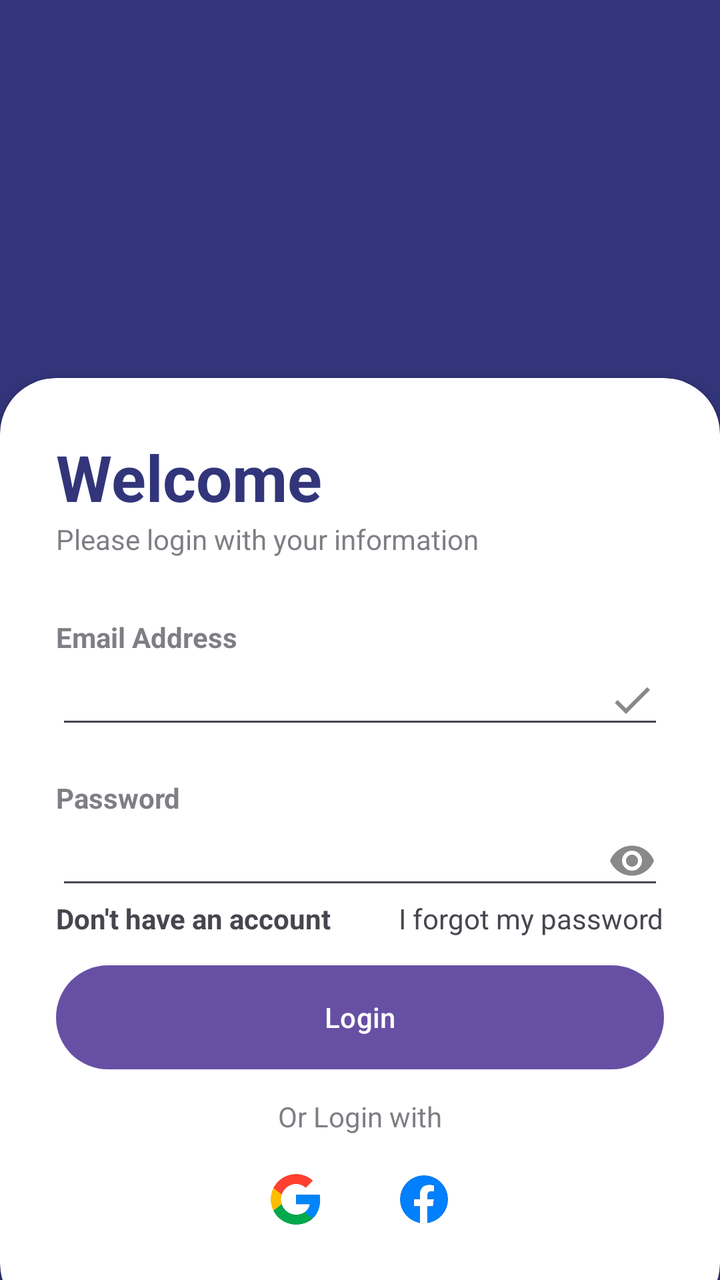
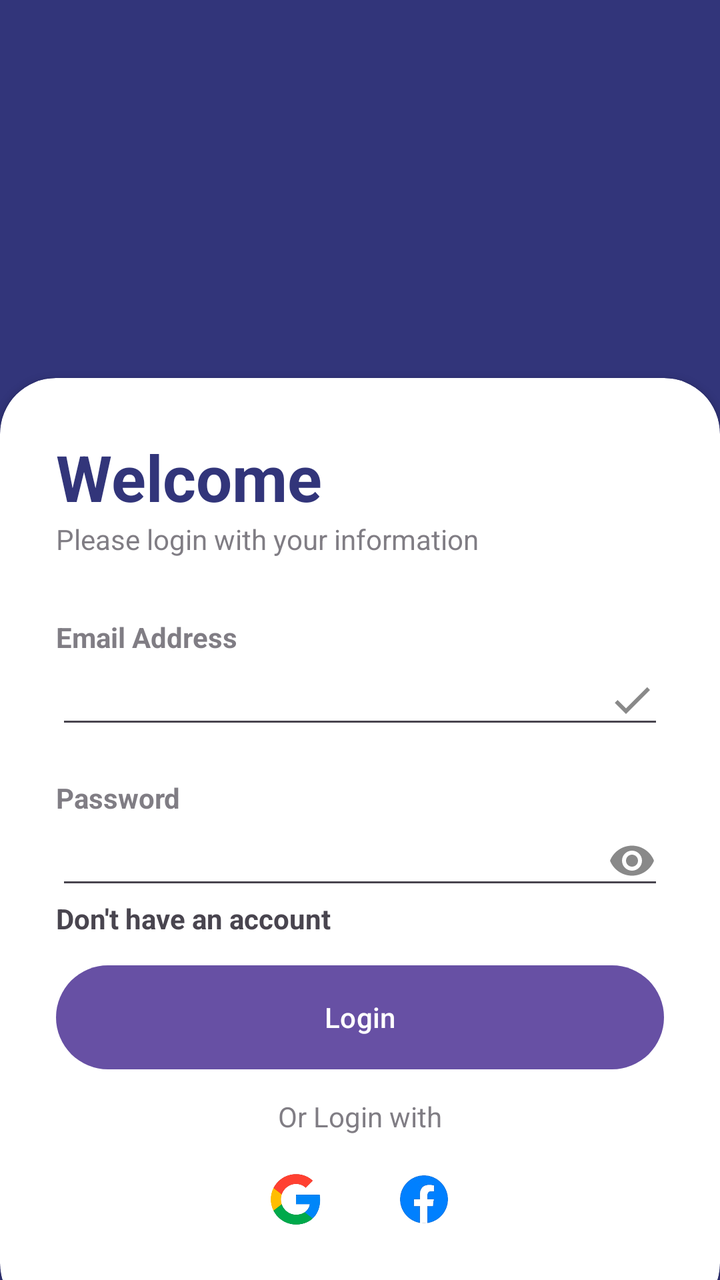

The first picture is an Android layout as it rendered before a commit; the second is the same layout after the commit. The layout source and the unified diff follow.
<!-- AndroidManifest.xml: application theme Theme.PurrfectMatchMobileApp -->
<!-- res/layout/activity_login.xml -->
<?xml version="1.0" encoding="utf-8"?>
<RelativeLayout xmlns:android="http://schemas.android.com/apk/res/android"
    xmlns:app="http://schemas.android.com/apk/res-auto"
    xmlns:tools="http://schemas.android.com/tools"
    android:id="@+id/main"
    android:layout_width="match_parent"
    android:layout_height="match_parent"
    tools:context=".LoginActivity">
    <RelativeLayout
        android:layout_width="match_parent"
        android:layout_height="match_parent"
        android:background="@color/dark_blue"/>
    <androidx.cardview.widget.CardView
        android:layout_width="match_parent"
        android:layout_height="wrap_content"
        android:layout_alignParentBottom="true"
        app:cardCornerRadius="28dp"
        android:layout_marginBottom="-20dp">
        <LinearLayout
            android:layout_width="match_parent"
            android:layout_height="wrap_content"
            android:orientation="vertical"
            android:padding="28dp">
            <TextView
                android:layout_width="wrap_content"
                android:layout_height="wrap_content"
                android:text="@string/welcomeLogin"
                android:textColor="@color/dark_blue"
                android:textSize="32sp"
                android:textStyle="bold"/>

            <TextView
                android:layout_width="wrap_content"
                android:layout_height="wrap_content"
                android:text="@string/textLogin"
                android:alpha="0.7" />
            <View
                android:layout_width="wrap_content"
                android:layout_height="30dp"/>
            <TextView
                android:layout_width="wrap_content"
                android:layout_height="wrap_content"
                android:text="@string/email_addressLogin"
                android:alpha="0.7"
                android:textStyle="bold"/>

            <EditText
                android:id="@+id/txtEmailLogin"
                android:layout_width="match_parent"
                android:layout_height="wrap_content"
                android:drawableEnd="@drawable/done_icon"
                android:inputType="textEmailAddress" />
            <View
                android:layout_width="wrap_content"
                android:layout_height="20dp"/>
            <TextView
                android:layout_width="wrap_content"
                android:layout_height="wrap_content"
                android:text="@string/passwordLogin"
                android:alpha="0.7"
                android:textStyle="bold"/>

            <EditText
                android:id="@+id/txtPasswordLogin"
                android:layout_width="match_parent"
                android:layout_height="wrap_content"
                android:drawableEnd="@drawable/password_icon"
                android:inputType="textPassword" />
            <RelativeLayout
                android:layout_width="match_parent"
                android:layout_height="wrap_content">

                <TextView
                    android:id="@+id/tvDntHvAcc"
                    android:layout_width="wrap_content"
                    android:layout_height="wrap_content"
                    android:text="@string/don_t_have_an_accountLogin"
                    android:textStyle="bold" />

                <TextView
                    android:layout_width="wrap_content"
                    android:layout_height="wrap_content"
                    android:text="@string/i_forgot_my_passwordLogin"
                    android:layout_alignParentEnd="true"
                    android:layout_centerVertical="true"/>
            </RelativeLayout>
            <View
                android:layout_width="wrap_content"
                android:layout_height="10dp"/>

            <com.google.android.material.button.MaterialButton
                android:id="@+id/btnLogin"
                android:layout_width="match_parent"
                android:layout_height="60dp"
                android:text="@string/loginbtnTextLogin"
                app:cornerRadius="32dp" />
            <View
                android:layout_width="wrap_content"
                android:layout_height="10dp"/>
            <TextView
                android:layout_width="wrap_content"
                android:layout_height="wrap_content"
                android:text="@string/or_login_withLogin"
                android:layout_gravity="center"
                android:alpha="0.7"/>
            <LinearLayout
                android:layout_width="match_parent"
                android:layout_height="wrap_content"
                android:orientation="horizontal"
                android:gravity="center">

                <ImageView
                    android:id="@+id/ivGoogleLogin"
                    android:layout_width="40dp"
                    android:layout_height="40dp"
                    android:layout_margin="12dp"
                    android:background="@drawable/google" />

                <ImageView
                    android:id="@+id/ivFacebookLogin"
                    android:layout_width="40dp"
                    android:layout_height="40dp"
                    android:layout_margin="12dp"
                    android:background="@drawable/facebook" />
            </LinearLayout>
        </LinearLayout>

    </androidx.cardview.widget.CardView>


</RelativeLayout>
<!-- resources referenced by this layout -->
<resources>
  <color name="dark_blue">#32357a</color>
  <!-- drawable done_icon (drawable) -->
  <vector xmlns:android="http://schemas.android.com/apk/res/android" android:height="24dp" android:tint="#898989" android:viewportHeight="24" android:viewportWidth="24" android:width="24dp">
        
      <path android:fillColor="@android:color/white" android:pathData="M9,16.2L4.8,12l-1.4,1.4L9,19 21,7l-1.4,-1.4L9,16.2z"/>
      
  </vector>
  <!-- drawable facebook: png bitmap (drawable, 17793 bytes) -->
  <!-- drawable google: png bitmap (drawable, 28091 bytes) -->
  <!-- drawable password_icon (drawable) -->
  <vector xmlns:android="http://schemas.android.com/apk/res/android" android:height="24dp" android:tint="#898989" android:viewportHeight="24" android:viewportWidth="24" android:width="24dp">
        
      <path android:fillColor="@android:color/white" android:pathData="M12,4.5C7,4.5 2.73,7.61 1,12c1.73,4.39 6,7.5 11,7.5s9.27,-3.11 11,-7.5c-1.73,-4.39 -6,-7.5 -11,-7.5zM12,17c-2.76,0 -5,-2.24 -5,-5s2.24,-5 5,-5 5,2.24 5,5 -2.24,5 -5,5zM12,9c-1.66,0 -3,1.34 -3,3s1.34,3 3,3 3,-1.34 3,-3 -1.34,-3 -3,-3z"/>
      
  </vector>
  <string name="don_t_have_an_accountLogin">Don\'t have an account</string>
  <string name="email_addressLogin">Email Address</string>
  <string name="i_forgot_my_passwordLogin">I forgot my password</string>
  <string name="loginbtnTextLogin">Login</string>
  <string name="or_login_withLogin">Or Login with</string>
  <string name="passwordLogin">Password</string>
  <string name="textLogin">Please login with your information</string>
  <string name="welcomeLogin">Welcome</string>
  <style name="Theme.PurrfectMatchMobileApp" parent="Base.Theme.PurrfectMatchMobileApp" />
  <style name="Base.Theme.PurrfectMatchMobileApp" parent="Theme.Material3.DayNight.NoActionBar">
          
          
      </style>
</resources>

<!-- the commit's change to res/layout/activity_login.xml (unified diff, before → after) -->
@@ -77,12 +77,6 @@
                     android:text="@string/don_t_have_an_accountLogin"
                     android:textStyle="bold" />
 
-                <TextView
-                    android:layout_width="wrap_content"
-                    android:layout_height="wrap_content"
-                    android:text="@string/i_forgot_my_passwordLogin"
-                    android:layout_alignParentEnd="true"
-                    android:layout_centerVertical="true"/>
             </RelativeLayout>
             <View
                 android:layout_width="wrap_content"
<!-- resource entries referenced after the edit -->
@@ -17,7 +17,6 @@
   </vector>
   <string name="don_t_have_an_accountLogin">Don\'t have an account</string>
   <string name="email_addressLogin">Email Address</string>
-  <string name="i_forgot_my_passwordLogin">I forgot my password</string>
   <string name="loginbtnTextLogin">Login</string>
   <string name="or_login_withLogin">Or Login with</string>
   <string name="passwordLogin">Password</string>
